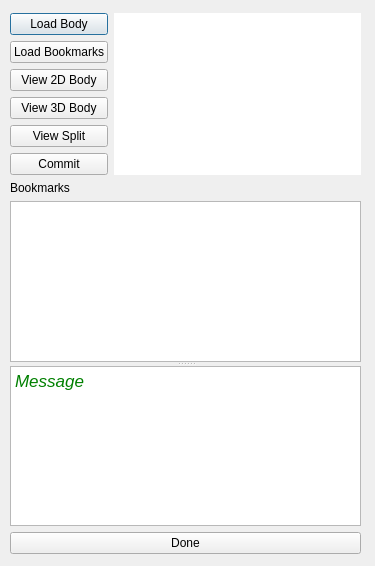
Old version of the form neurolabi/gui/flyembodysplitprojectdialog.ui in the repository janelia-flyem/NeuTu.
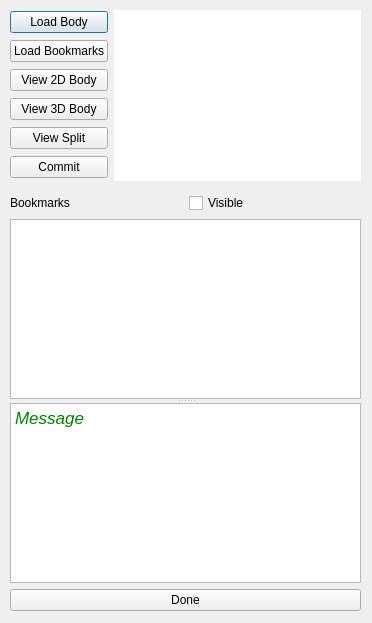
New version of the form.

Commit message: bookmark display

The edit to the form file:
```diff
--- a/neurolabi/gui/flyembodysplitprojectdialog.ui
+++ b/neurolabi/gui/flyembodysplitprojectdialog.ui
@@ -6,8 +6,8 @@
    <rect>
     <x>0</x>
     <y>0</y>
-    <width>375</width>
-    <height>566</height>
+    <width>372</width>
+    <height>623</height>
    </rect>
   </property>
   <property name="sizePolicy">
@@ -39,9 +39,9 @@
    <property name="geometry">
     <rect>
      <x>10</x>
-     <y>13</y>
+     <y>10</y>
      <width>351</width>
-     <height>541</height>
+     <height>601</height>
     </rect>
    </property>
    <layout class="QVBoxLayout" name="verticalLayout_2">
@@ -115,12 +115,33 @@
      </layout>
     </item>
     <item>
-     <widget class="QLabel" name="label">
-      <property name="text">
-       <string>Bookmarks</string>
+     <widget class="QDialogButtonBox" name="buttonBox">
+      <property name="orientation">
+       <enum>Qt::Horizontal</enum>
+      </property>
+      <property name="standardButtons">
+       <set>QDialogButtonBox::NoButton</set>
       </property>
      </widget>
     </item>
+    <item>
+     <layout class="QHBoxLayout" name="horizontalLayout_2">
+      <item>
+       <widget class="QLabel" name="label">
+        <property name="text">
+         <string>Bookmarks</string>
+        </property>
+       </widget>
+      </item>
+      <item>
+       <widget class="QCheckBox" name="bookmarkVisibleCheckBox">
+        <property name="text">
+         <string>Visible</string>
+        </property>
+       </widget>
+      </item>
+     </layout>
+    </item>
     <item>
      <widget class="QSplitter" name="splitter">
       <property name="orientation">
```
Left out of the diff: 16 changed lines with no effect on the pictures. The commit also changes 70 other files.
